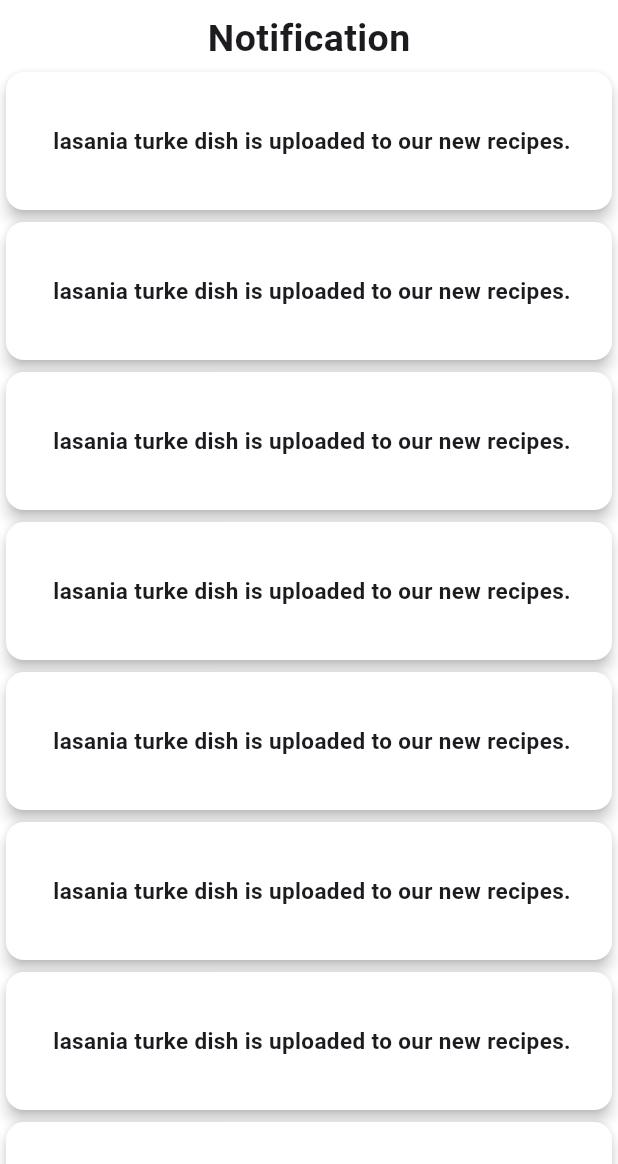
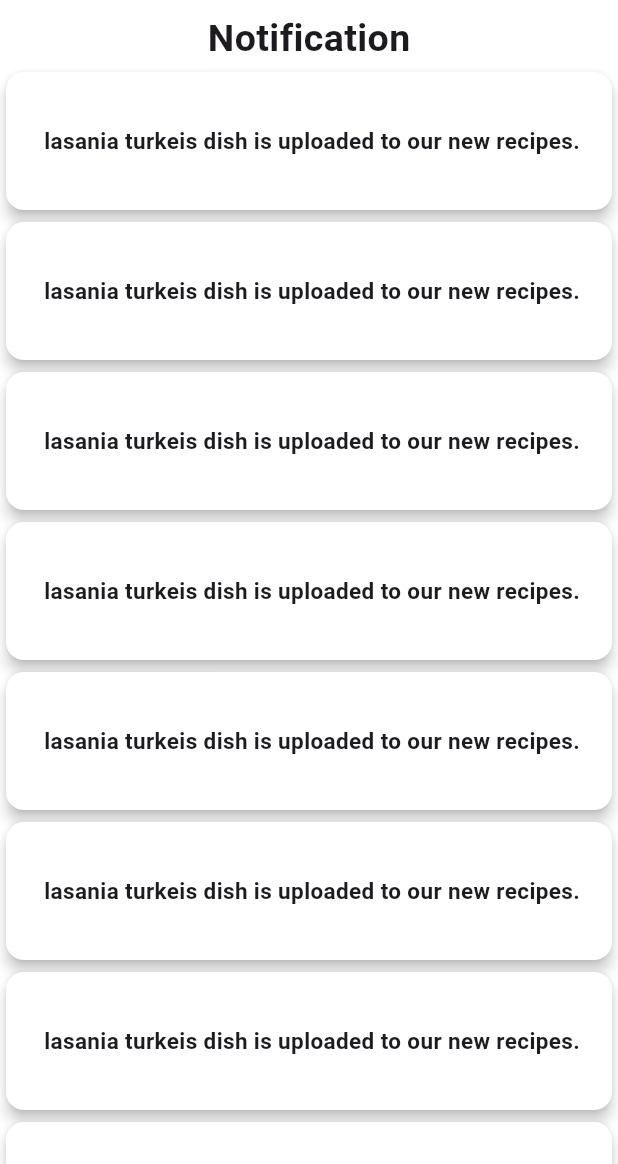
Before and after one commit to Shovon0017/Homemade-Haven, a Flutter app: the NotificationShow screen opened directly, on a phone screen of 412 x 824 dp, the part 72-1236 px from its top. Run offline on Flutter 3.47's test engine with Material 3 defaults, Android fonts, the light colour scheme and no system bars; our stand-ins replace animated_notch_bottom_bar, carousel_slider, flutter_secure_storage, get, get_storage, shimmer; accounts and stored records are empty.

Commit message:
Homemade Haven home page correction

```diff
--- a/lib/view/screen/notification/notification.dart
+++ b/lib/view/screen/notification/notification.dart
@@ -32,7 +32,7 @@ class NotificationShow extends StatelessWidget {
                     color: Colors.white,
                     child: Center(child: Padding(
                       padding: EdgeInsets.all(8.0),
-                      child: Text(" lasania turke dish is uploaded to our new recipes.",style: TextStyle(fontSize:15,fontWeight: FontWeight.bold),),
+                      child: Text(" lasania turkeis dish is uploaded to our new recipes.",style: TextStyle(fontSize:15,fontWeight: FontWeight.bold),),
                     )),
                   ),
                 );
```
